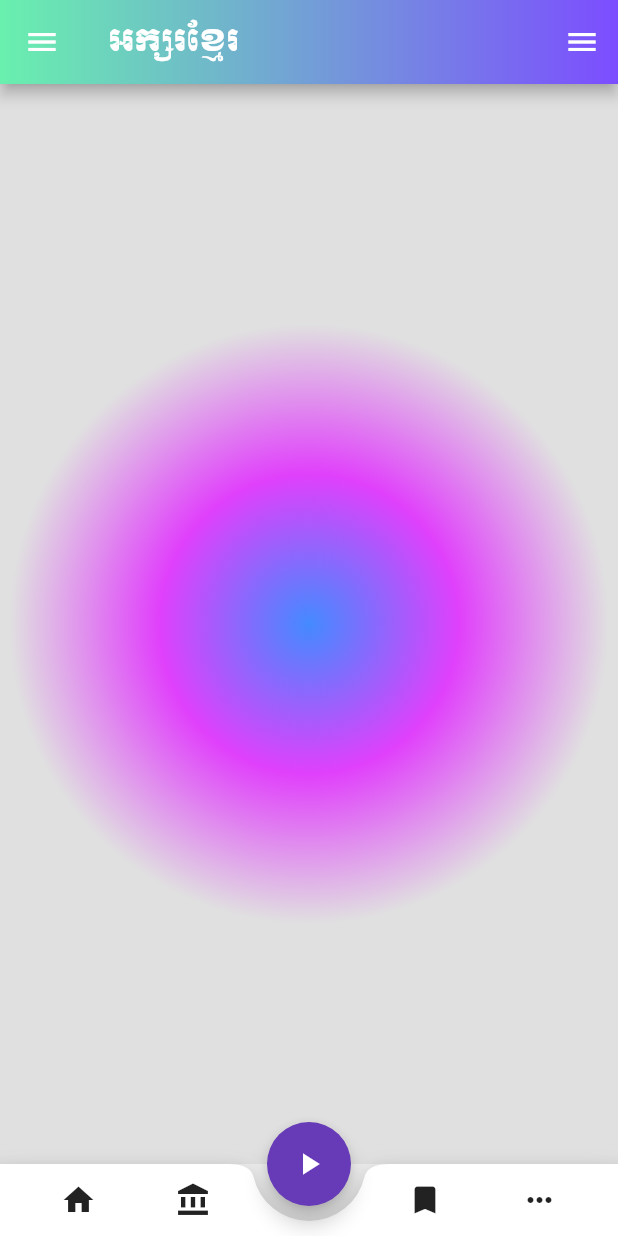
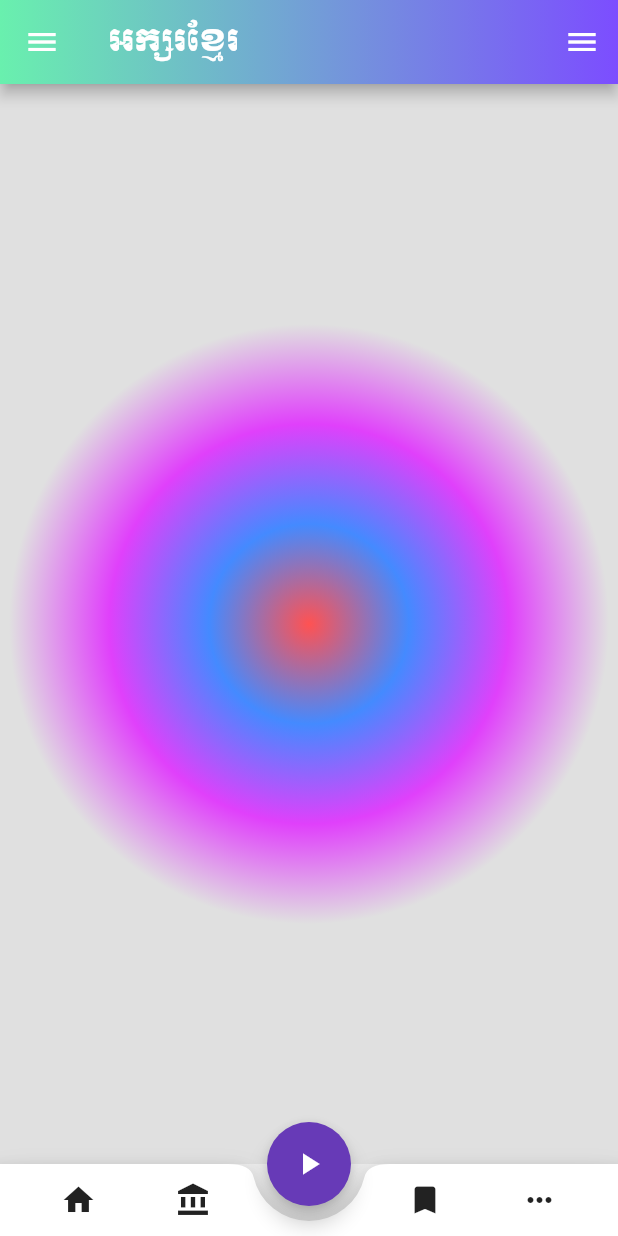
Before and after one commit to ChhengHakChhorvorn/demo_flutter, a Flutter app: the screen it shows after launch, on a phone screen of 412 x 824 dp. Run offline on Flutter 3.47's test engine with Material 2 defaults, Android fonts, the phone set to English and light mode, and no system bars.

Commit message:
add red color

```diff
--- a/lib/presentation/home_screen.dart
+++ b/lib/presentation/home_screen.dart
@@ -39,6 +39,7 @@ class HomeScreen extends StatelessWidget {
                 borderRadius: BorderRadius.circular(1000),
                     gradient: RadialGradient(
                   colors: [
+                    Colors.redAccent,
                     Colors.blueAccent,
                     Colors.purpleAccent,
                     Colors.grey.shade300,
```
